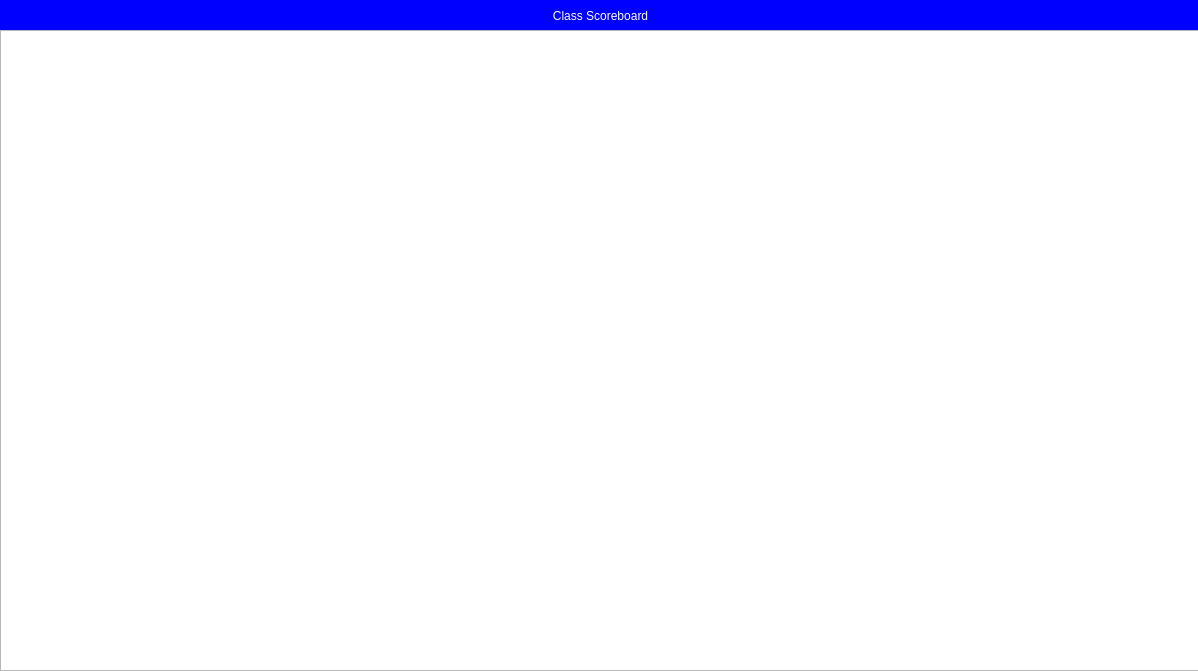
Above: LMS Qt Project/Moodle/scoreboardclass.ui from Nakuehe/Group_4 before the change. Below: the same form after it.
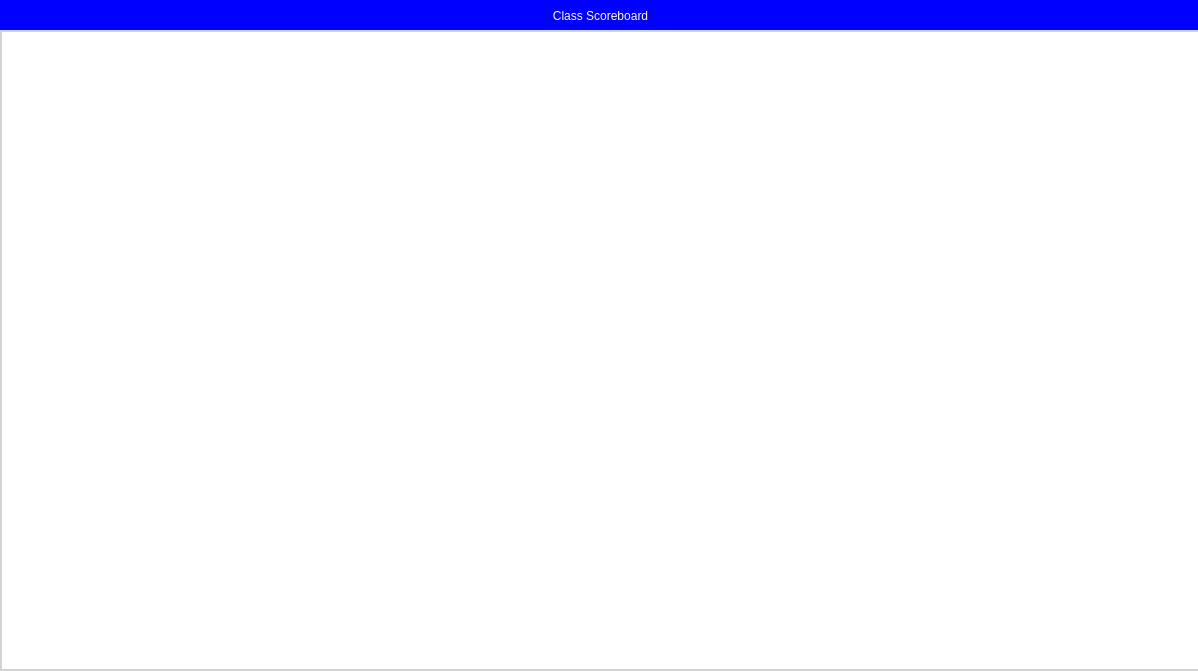
That is the form after the change.

Diff of the .ui file:
```diff
--- a/LMS Qt Project/Moodle/scoreboardclass.ui
+++ b/LMS Qt Project/Moodle/scoreboardclass.ui
@@ -45,6 +45,36 @@
      <height>641</height>
     </rect>
    </property>
+   <property name="styleSheet">
+    <string notr="true">QHeaderView {
+    font-size: 12pt;
+    font-weight: bold;
+    background-color: #FFFFFF; /* Match the table's background color */
+	gridline-color: #606060;
+}
+
+QTableCornerButton::section {
+	border: 1px solid #606060;
+	 background-color: lightgray;
+ }
+
+QHeaderView::section{
+	border: 1px solid #606060
+}
+
+QTableView {
+    border: 2px solid lightgray;
+    background-color: #FFFFFF;
+}
+
+QTableView::item{
+	border: 1px solid #606060
+}
+
+QTableView::item:selected {
+	background-color: #909090;
+}</string>
+   </property>
   </widget>
  </widget>
  <resources/>
```
